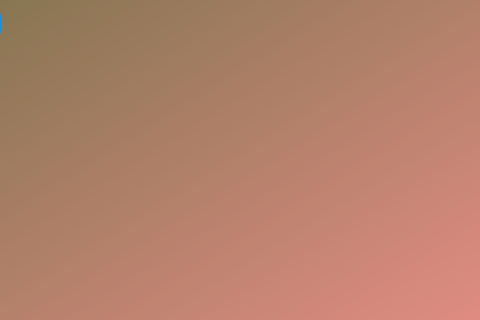
First picture: the form in DCM/interface/welcome_screen.ui, repository patrickkosierb/3K04_DCM, before the edit; both pictures show x 720 to 1200 and y 482 to 802 of the 1200 by 802 pixel window.
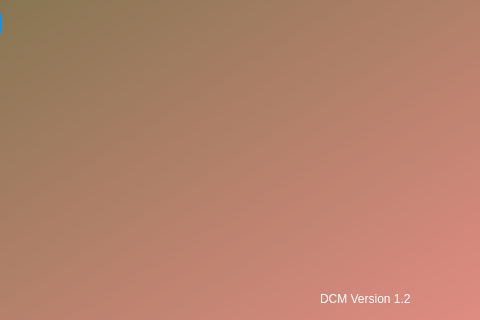
Second picture: the form after the edit.

```diff
--- a/DCM/interface/welcome_screen.ui
+++ b/DCM/interface/welcome_screen.ui
@@ -176,6 +176,23 @@
      <string/>
     </property>
    </widget>
+   <widget class="QLabel" name="label2_10">
+    <property name="geometry">
+     <rect>
+      <x>1050</x>
+      <y>790</y>
+      <width>181</width>
+      <height>21</height>
+     </rect>
+    </property>
+    <property name="styleSheet">
+     <string notr="true">font: 10pt &quot;Arial&quot;; color:rgb(255, 255, 255)
+</string>
+    </property>
+    <property name="text">
+     <string>DCM Version 1.2</string>
+    </property>
+   </widget>
   </widget>
  </widget>
  <resources/>
```
